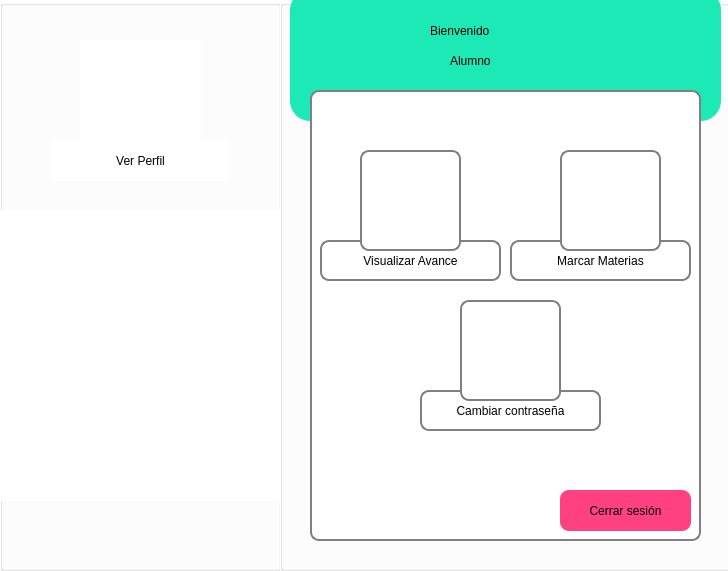
Qt form SCS/alumno.ui (sagarme17/SCS) before a commit.
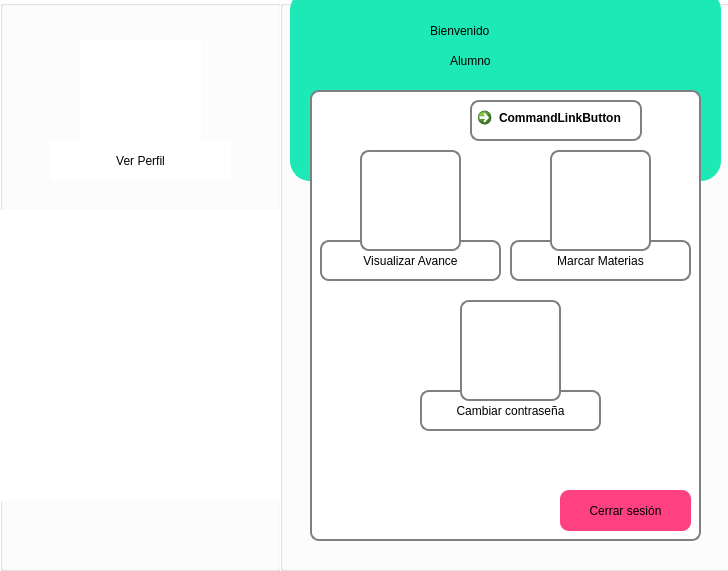
The same form after that commit. Icons and pictures are not drawn.

The edit to the form file:
```diff
--- a/SCS/alumno.ui
+++ b/SCS/alumno.ui
@@ -328,7 +328,7 @@
     <widget class="QLabel" name="Marcar">
      <property name="geometry">
       <rect>
-       <x>250</x>
+       <x>240</x>
        <y>60</y>
        <width>101</width>
        <height>101</height>
@@ -383,6 +383,19 @@
       <string/>
      </property>
     </widget>
+    <widget class="QCommandLinkButton" name="commandLinkButton">
+     <property name="geometry">
+      <rect>
+       <x>160</x>
+       <y>10</y>
+       <width>172</width>
+       <height>41</height>
+      </rect>
+     </property>
+     <property name="text">
+      <string>CommandLinkButton</string>
+     </property>
+    </widget>
    </widget>
    <widget class="QLabel" name="label_2">
     <property name="geometry">
@@ -390,7 +403,7 @@
       <x>10</x>
       <y>-10</y>
       <width>431</width>
-      <height>131</height>
+      <height>191</height>
      </rect>
     </property>
     <property name="styleSheet">
```
